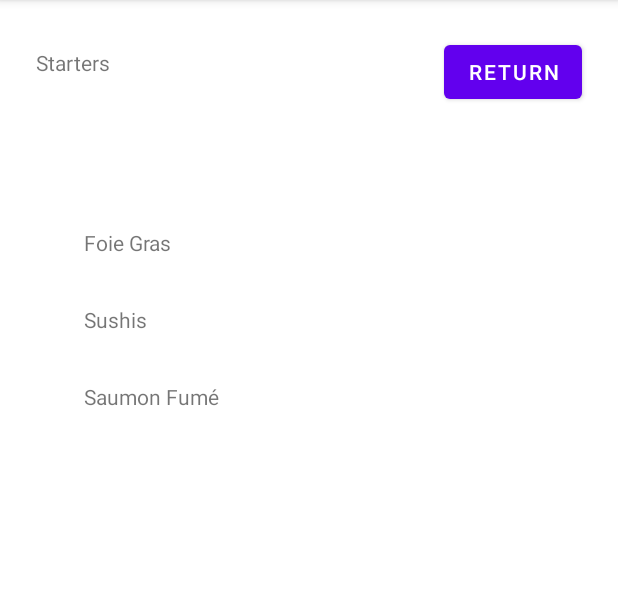
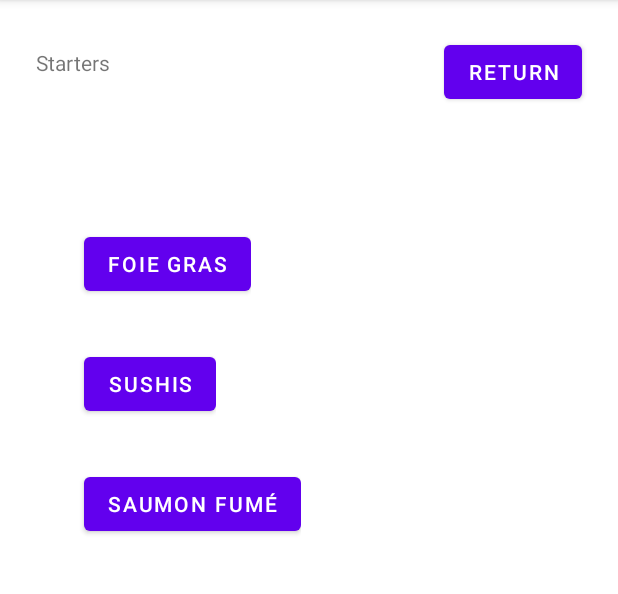
Before and after one commit to Jules-Calvet/AndroidERestaurant, an Android app: the screen it shows after launch (MealsActivity before the commit, DishesActivity after it), after a tap on "Starters", on a phone screen of 412 x 824 dp, the part 84-678 px from its top. Run offline under Robolectric (Android 15) with nearby library versions, the phone set to English and light mode, and no system bars.

Commit message:
dish page

```diff
--- a/app/src/main/java/fr/isen/calvet/androiderestaurant/CategoryAdapter.kt
+++ b/app/src/main/java/fr/isen/calvet/androiderestaurant/CategoryAdapter.kt
@@ -1,14 +1,16 @@
 package fr.isen.calvet.androiderestaurant
 
+import android.content.Intent
 import android.view.LayoutInflater
 import android.view.View
+import android.widget.Button
 import android.view.ViewGroup
-import android.widget.TextView
+import androidx.core.content.ContextCompat.startActivity
 import androidx.recyclerview.widget.RecyclerView
 
 class CategoryAdapter(var dishes: ArrayList<String>) : RecyclerView.Adapter<CategoryAdapter.CategoryViewHolder>() {
     class CategoryViewHolder(view: View) : RecyclerView.ViewHolder(view) {
-        val cellName: TextView = view.findViewById<TextView>(R.id.dish)
+        val cellName: Button = view.findViewById<Button>(R.id.dish)
     }
 
     override fun onCreateViewHolder(parent: ViewGroup, viewType: Int): CategoryViewHolder {
@@ -22,6 +24,12 @@ class CategoryAdapter(var dishes: ArrayList<String>) : RecyclerView.Adapter<Cate
         val dish = dishes[position]
 
         holder.cellName.text = dish
+
+        holder.cellName.setOnClickListener {
+            val intent = Intent(it.context, DishActivity::class.java)
+            intent.putExtra("Dish Name", dish)
+            startActivity(it.context, intent, null)
+        }
     }
 
     override fun getItemCount(): Int = dishes.size
--- a/app/src/main/java/fr/isen/calvet/androiderestaurant/MealsActivity.kt
+++ b/app/src/main/java/fr/isen/calvet/androiderestaurant/DishesActivity.kt
@@ -4,16 +4,15 @@ import android.content.Intent
 import androidx.appcompat.app.AppCompatActivity
 import android.os.Bundle
 import androidx.recyclerview.widget.LinearLayoutManager
-import fr.isen.calvet.androiderestaurant.databinding.ActivityMealsBinding
-import java.util.*
+import fr.isen.calvet.androiderestaurant.databinding.ActivityDishesBinding
 import kotlin.collections.ArrayList
 
-class MealsActivity : AppCompatActivity() {
-    private lateinit var binding: ActivityMealsBinding
+class DishesActivity : AppCompatActivity() {
+    private lateinit var binding: ActivityDishesBinding
     override fun onCreate(savedInstanceState: Bundle?) {
         super.onCreate(savedInstanceState)
 
-        binding = ActivityMealsBinding.inflate(layoutInflater)
+        binding = ActivityDishesBinding.inflate(layoutInflater)
         setContentView(binding.root)
 
         binding.recyclerView.layoutManager = LinearLayoutManager(this)
@@ -21,11 +20,6 @@ class MealsActivity : AppCompatActivity() {
         val title = intent.getStringExtra("Title")
         binding.title.text = title
         //supportActionBar?.title = title
-
-       /* val category = DishCategory.valueOf(title)
-        val dishes = resources.getStringArray(category.arrayResourceId)
-        binding.recyclerView.adapter = CategoryAdapter(ArrayList(dishes.asList()))*/
-
 
         val dishes = when(title) {
             "Starters" -> resources.getStringArray(R.array.starters)
@@ -35,9 +29,6 @@ class MealsActivity : AppCompatActivity() {
         }
         binding.recyclerView.adapter = CategoryAdapter(ArrayList(dishes.asList()))
 
-
-      //  binding.recyclerView.adapter = CategoryAdapter(resources.getStringArray(R.array.starters).toList() as ArrayList<String>)
-
         binding.buttonReturn.setOnClickListener {
             val intent = Intent(this, HomeActivity::class.java)
             startActivity(intent)
--- a/app/src/main/java/fr/isen/calvet/androiderestaurant/HomeActivity.kt
+++ b/app/src/main/java/fr/isen/calvet/androiderestaurant/HomeActivity.kt
@@ -15,7 +15,7 @@ class HomeActivity : AppCompatActivity() {
         setContentView(binding.root)
 
         binding.button1.setOnClickListener {
-            val intent = Intent(this, MealsActivity::class.java)
+            val intent = Intent(this, DishesActivity::class.java)
             intent.putExtra("Title", getString(R.string.first))
             startActivity(intent)
             finish()
@@ -23,7 +23,7 @@ class HomeActivity : AppCompatActivity() {
             //Toast.makeText( this,"Entrées", Toast.LENGTH_SHORT).show()
         }
         binding.button2.setOnClickListener {
-            val intent = Intent(this, MealsActivity::class.java)
+            val intent = Intent(this, DishesActivity::class.java)
             intent.putExtra("Title", getString(R.string.second))
             startActivity(intent)
             finish()
@@ -31,7 +31,7 @@ class HomeActivity : AppCompatActivity() {
             //Toast.makeText( this,"Plats", Toast.LENGTH_SHORT).show()
         }
         binding.button3.setOnClickListener {
-            val intent = Intent(this, MealsActivity::class.java)
+            val intent = Intent(this, DishesActivity::class.java)
             intent.putExtra("Title", getString(R.string.third))
             startActivity(intent)
             finish()
--- a/app/src/main/res/layout/activity_meals.xml
+++ b/app/src/main/res/layout/activity_dishes.xml
@@ -4,7 +4,7 @@
     xmlns:tools="http://schemas.android.com/tools"
     android:layout_width="match_parent"
     android:layout_height="match_parent"
-    tools:context=".MealsActivity">
+    tools:context=".DishesActivity">
 
     <Button
         android:id="@+id/buttonReturn"
--- a/app/src/main/res/layout/item_dish.xml
+++ b/app/src/main/res/layout/item_dish.xml
@@ -1,16 +1,17 @@
 <?xml version="1.0" encoding="utf-8"?>
 <androidx.constraintlayout.widget.ConstraintLayout xmlns:android="http://schemas.android.com/apk/res/android"
     xmlns:app="http://schemas.android.com/apk/res-auto"
+    xmlns:tools="http://schemas.android.com/tools"
     android:layout_width="wrap_content"
     android:layout_height="wrap_content">
 
-    <TextView
+    <Button
         android:id="@+id/dish"
         android:layout_width="wrap_content"
         android:layout_height="wrap_content"
         android:layout_marginStart="32dp"
         android:layout_marginTop="32dp"
-        android:text="Dish name"
+        android:text="Button"
         app:layout_constraintStart_toStartOf="parent"
         app:layout_constraintTop_toTopOf="parent" />
 </androidx.constraintlayout.widget.ConstraintLayout>
```
Also changed, not shown: app/src/main/AndroidManifest.xml (+8 -1 lines), app/src/main/java/fr/isen/calvet/androiderestaurant/DishActivity.kt (added, +28 -0 lines), app/src/main/java/fr/isen/calvet/androiderestaurant/DishCategory.kt (deleted, +0 -7 lines), app/src/main/res/layout/activity_dish.xml (added, +28 -0 lines).
